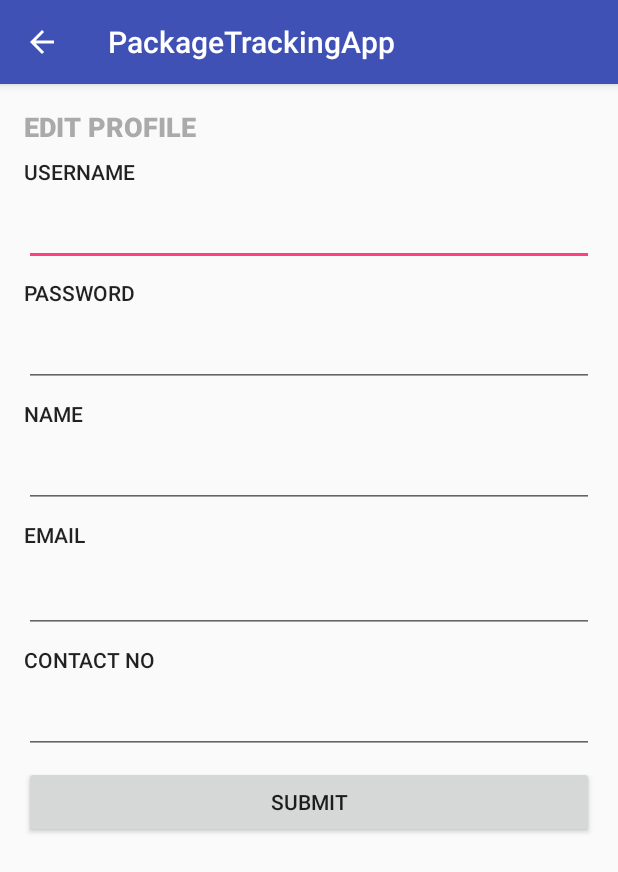
After one commit to rnaher/tracker, an Android app: the EditProfileActivity screen opened directly, with no data from a screen before it, on a phone screen of 412 x 824 dp. The commit adds this screen. Shown: the top 872 px of the screen. Run offline under Robolectric (Android 15) with nearby library versions, the phone set to English and light mode, and no system bars.

Commit message:
dummy edit profile page added

```diff
--- a/PackageTrackingApp/app/src/main/AndroidManifest.xml
+++ b/PackageTrackingApp/app/src/main/AndroidManifest.xml
@@ -63,6 +63,9 @@
         <activity
             android:name=".viewNotifications"
             android:parentActivityName=".SellerDashboard" />
+        <activity
+            android:name=".EditProfileActivity"
+            android:parentActivityName=".SellerDashboard" />
     </application>
 
 </manifest>
--- /dev/null
+++ b/PackageTrackingApp/app/src/main/java/team4/packagetrackingapp/EditProfileActivity.java
@@ -0,0 +1,13 @@
+package team4.packagetrackingapp;
+
+import android.support.v7.app.AppCompatActivity;
+import android.os.Bundle;
+
+public class EditProfileActivity extends AppCompatActivity {
+
+    @Override
+    protected void onCreate(Bundle savedInstanceState) {
+        super.onCreate(savedInstanceState);
+        setContentView(R.layout.activity_edit_profile);
+    }
+}
--- a/PackageTrackingApp/app/src/main/java/team4/packagetrackingapp/SellerDashboard.java
+++ b/PackageTrackingApp/app/src/main/java/team4/packagetrackingapp/SellerDashboard.java
@@ -28,8 +28,16 @@ public class SellerDashboard extends AppCompatActivity {
         Intent intent = new Intent(this, ViewPackagesActivity.class);
         startActivity(intent);
     }
+
+    /** Called when the user taps the View Notifications button */
     public void viewNotifications(View view) {
         Intent intent = new Intent(this, viewNotifications.class);
         startActivity(intent);
     }
+
+    /** Called when the user taps the Edit Profile button */
+    public void editProfile(View view) {
+        Intent intent = new Intent(this, EditProfileActivity.class);
+        startActivity(intent);
+    }
 }
--- /dev/null
+++ b/PackageTrackingApp/app/src/main/res/layout/activity_edit_profile.xml
@@ -0,0 +1,185 @@
+<?xml version="1.0" encoding="utf-8"?>
+<android.support.constraint.ConstraintLayout xmlns:android="http://schemas.android.com/apk/res/android"
+    xmlns:app="http://schemas.android.com/apk/res-auto"
+    xmlns:tools="http://schemas.android.com/tools"
+    android:layout_width="match_parent"
+    android:layout_height="match_parent"
+    tools:context="team4.packagetrackingapp.EditProfileActivity">
+
+    <TextView
+        android:id="@+id/textView21"
+        android:layout_width="0dp"
+        android:layout_height="wrap_content"
+        android:layout_marginEnd="16dp"
+        android:layout_marginLeft="16dp"
+        android:layout_marginStart="16dp"
+        android:layout_marginTop="16dp"
+        android:text="@string/profile_menu"
+        android:textAppearance="@style/TextAppearance.AppCompat.Button"
+        android:textColor="@android:color/darker_gray"
+        android:textSize="18sp"
+        android:textStyle="bold"
+        app:layout_constraintEnd_toEndOf="parent"
+        app:layout_constraintLeft_toLeftOf="parent"
+        app:layout_constraintStart_toStartOf="parent"
+        app:layout_constraintTop_toTopOf="parent" />
+
+    <TextView
+        android:id="@+id/textView22"
+        android:layout_width="0dp"
+        android:layout_height="wrap_content"
+        android:layout_marginEnd="16dp"
+        android:layout_marginLeft="16dp"
+        android:layout_marginStart="16dp"
+        android:layout_marginTop="8dp"
+        android:text="@string/profile_1"
+        android:textAppearance="@style/TextAppearance.AppCompat.Button"
+        app:layout_constraintEnd_toEndOf="parent"
+        app:layout_constraintLeft_toLeftOf="parent"
+        app:layout_constraintStart_toStartOf="parent"
+        app:layout_constraintTop_toBottomOf="@+id/textView21" />
+
+    <EditText
+        android:id="@+id/userField"
+        android:layout_width="0dp"
+        android:layout_height="wrap_content"
+        android:layout_marginEnd="16dp"
+        android:layout_marginStart="16dp"
+        android:layout_marginTop="8dp"
+        android:ems="10"
+        android:inputType="textPersonName"
+        app:layout_constraintEnd_toEndOf="parent"
+        app:layout_constraintStart_toStartOf="parent"
+        app:layout_constraintTop_toBottomOf="@+id/textView22" />
+
+    <TextView
+        android:id="@+id/textView23"
+        android:layout_width="0dp"
+        android:layout_height="wrap_content"
+        android:layout_marginEnd="16dp"
+        android:layout_marginStart="16dp"
+        android:layout_marginTop="8dp"
+        android:text="@string/profile_2"
+        android:textAppearance="@style/TextAppearance.AppCompat.Button"
+        app:layout_constraintEnd_toEndOf="parent"
+        app:layout_constraintStart_toStartOf="parent"
+        app:layout_constraintTop_toBottomOf="@+id/userField" />
+
+    <TextView
+        android:id="@+id/textView29"
+        android:layout_width="0dp"
+        android:layout_height="wrap_content"
+        android:layout_marginEnd="16dp"
+        android:layout_marginStart="16dp"
+        android:layout_marginTop="8dp"
+        android:text="@string/profile_3"
+        android:textAppearance="@style/TextAppearance.AppCompat.Button"
+        app:layout_constraintEnd_toEndOf="parent"
+        app:layout_constraintLeft_toLeftOf="parent"
+        app:layout_constraintRight_toRightOf="parent"
+        app:layout_constraintStart_toStartOf="parent"
+        app:layout_constraintTop_toBottomOf="@+id/passField" />
+
+    <EditText
+        android:id="@+id/nameField"
+        android:layout_width="0dp"
+        android:layout_height="wrap_content"
+        android:layout_marginEnd="16dp"
+        android:layout_marginStart="16dp"
+        android:layout_marginTop="8dp"
+        android:ems="10"
+        android:inputType="textPersonName"
+        app:layout_constraintEnd_toEndOf="parent"
+        app:layout_constraintLeft_toLeftOf="parent"
+        app:layout_constraintRight_toRightOf="parent"
+        app:layout_constraintStart_toStartOf="parent"
+        app:layout_constraintTop_toBottomOf="@+id/textView29" />
+
+    <TextView
+        android:id="@+id/textView31"
+        android:layout_width="0dp"
+        android:layout_height="22dp"
+        android:layout_marginEnd="16dp"
+        android:layout_marginStart="16dp"
+        android:layout_marginTop="8dp"
+        android:text="@string/profile_4"
+        android:textAppearance="@style/TextAppearance.AppCompat.Button"
+        app:layout_constraintEnd_toEndOf="parent"
+        app:layout_constraintLeft_toLeftOf="parent"
+        app:layout_constraintRight_toRightOf="parent"
+        app:layout_constraintStart_toStartOf="parent"
+        app:layout_constraintTop_toBottomOf="@+id/nameField" />
+
+    <EditText
+        android:id="@+id/emailField"
+        android:layout_width="0dp"
+        android:layout_height="wrap_content"
+        android:layout_marginEnd="16dp"
+        android:layout_marginStart="16dp"
+        android:layout_marginTop="8dp"
+        android:ems="10"
+        android:inputType="textPersonName"
+        app:layout_constraintEnd_toEndOf="parent"
+        app:layout_constraintLeft_toLeftOf="parent"
+        app:layout_constraintRight_toRightOf="parent"
+        app:layout_constraintStart_toStartOf="parent"
+        app:layout_constraintTop_toBottomOf="@+id/textView31" />
+
+    <TextView
+        android:id="@+id/textView32"
+        android:layout_width="0dp"
+        android:layout_height="wrap_content"
+        android:layout_marginEnd="16dp"
+        android:layout_marginStart="16dp"
+        android:layout_marginTop="8dp"
+        android:text="@string/profile_5"
+        android:textAppearance="@style/TextAppearance.AppCompat.Button"
+        app:layout_constraintEnd_toEndOf="parent"
+        app:layout_constraintLeft_toLeftOf="parent"
+        app:layout_constraintRight_toRightOf="parent"
+        app:layout_constraintStart_toStartOf="parent"
+        app:layout_constraintTop_toBottomOf="@+id/emailField" />
+
+    <EditText
+        android:id="@+id/contactField"
+        android:layout_width="0dp"
+        android:layout_height="wrap_content"
+        android:layout_marginEnd="16dp"
+        android:layout_marginStart="16dp"
+        android:layout_marginTop="8dp"
+        android:ems="10"
+        android:inputType="textPersonName"
+        app:layout_constraintEnd_toEndOf="parent"
+        app:layout_constraintLeft_toLeftOf="parent"
+        app:layout_constraintRight_toRightOf="parent"
+        app:layout_constraintStart_toStartOf="parent"
+        app:layout_constraintTop_toBottomOf="@+id/textView32" />
+
+    <Button
+        android:id="@+id/button12"
+        android:layout_width="0dp"
+        android:layout_height="wrap_content"
+        android:layout_marginEnd="16dp"
+        android:layout_marginStart="16dp"
+        android:layout_marginTop="8dp"
+        android:text="@string/submit_button"
+        app:layout_constraintEnd_toEndOf="parent"
+        app:layout_constraintLeft_toLeftOf="parent"
+        app:layout_constraintRight_toRightOf="parent"
+        app:layout_constraintStart_toStartOf="parent"
+        app:layout_constraintTop_toBottomOf="@+id/contactField" />
+
+    <EditText
+        android:id="@+id/passField"
+        android:layout_width="0dp"
+        android:layout_height="wrap_content"
+        android:layout_marginEnd="16dp"
+        android:layout_marginStart="16dp"
+        android:layout_marginTop="8dp"
+        android:ems="10"
+        android:inputType="textPassword"
+        app:layout_constraintEnd_toEndOf="parent"
+        app:layout_constraintStart_toStartOf="parent"
+        app:layout_constraintTop_toBottomOf="@+id/textView23" />
+
+</android.support.constraint.ConstraintLayout>
--- a/PackageTrackingApp/app/src/main/res/layout/activity_seller_dashboard.xml
+++ b/PackageTrackingApp/app/src/main/res/layout/activity_seller_dashboard.xml
@@ -70,20 +70,6 @@
         app:layout_constraintTop_toBottomOf="@+id/trackPackage" />
 
     <Button
-        android:id="@+id/button12"
-        android:layout_width="0dp"
-        android:layout_height="wrap_content"
-        android:layout_marginEnd="16dp"
-        android:layout_marginStart="16dp"
-        android:layout_marginTop="16dp"
-        android:text="@string/list_DE"
-        app:layout_constraintEnd_toEndOf="parent"
-        app:layout_constraintLeft_toLeftOf="parent"
-        app:layout_constraintRight_toRightOf="parent"
-        app:layout_constraintStart_toStartOf="parent"
-        app:layout_constraintTop_toBottomOf="@+id/viewAllPackages" />
-
-    <Button
         android:id="@+id/notification"
         android:layout_width="0dp"
         android:layout_height="wrap_content"
@@ -96,7 +82,7 @@
         app:layout_constraintLeft_toLeftOf="parent"
         app:layout_constraintRight_toRightOf="parent"
         app:layout_constraintStart_toStartOf="parent"
-        app:layout_constraintTop_toBottomOf="@+id/button12" />
+        app:layout_constraintTop_toBottomOf="@+id/viewAllPackages" />
 
     <Button
         android:id="@+id/button14"
@@ -105,6 +91,7 @@
         android:layout_marginEnd="16dp"
         android:layout_marginStart="16dp"
         android:layout_marginTop="16dp"
+        android:onClick="editProfile"
         android:text="@string/profile"
         app:layout_constraintEnd_toEndOf="parent"
         app:layout_constraintLeft_toLeftOf="parent"
--- a/PackageTrackingApp/app/src/main/res/values/strings.xml
+++ b/PackageTrackingApp/app/src/main/res/values/strings.xml
@@ -55,4 +55,10 @@
     <string name="pkg_det_7">Status:</string>
     <string name="de_dash_3">Share Location</string>
     <string name="track_result_loc">View Location (Webpage)</string>
+    <string name="profile_menu">Edit Profile</string>
+    <string name="profile_1">Username</string>
+    <string name="profile_2">Password</string>
+    <string name="profile_3">Name</string>
+    <string name="profile_4">Email</string>
+    <string name="profile_5">Contact No</string>
 </resources>
```
